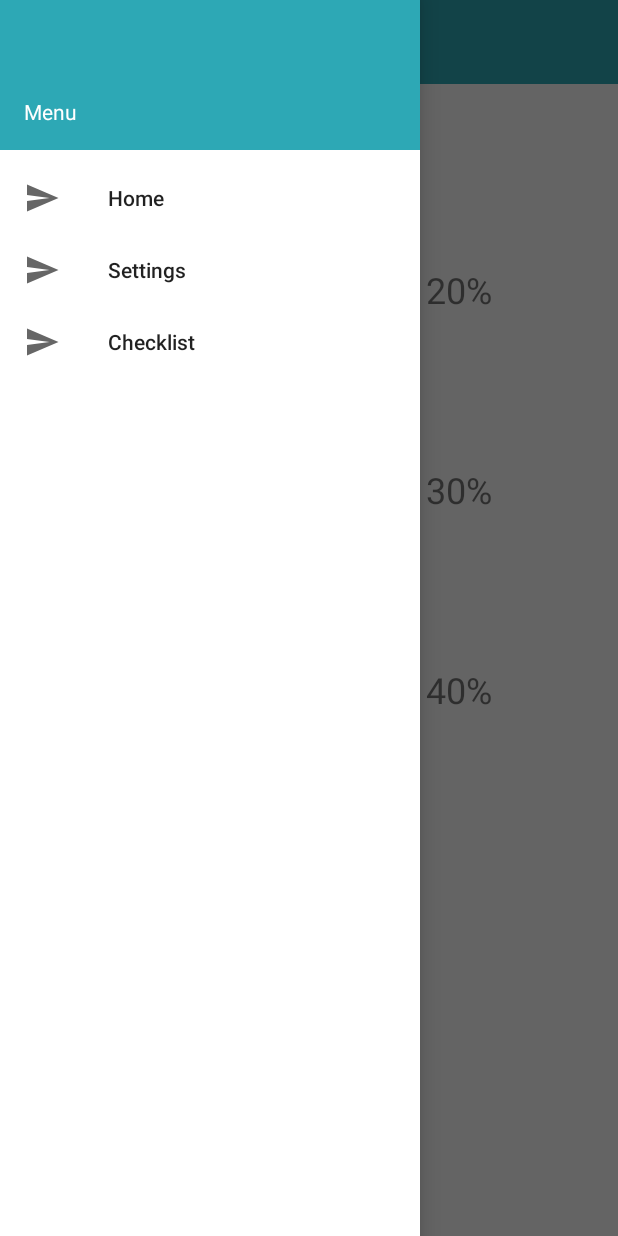
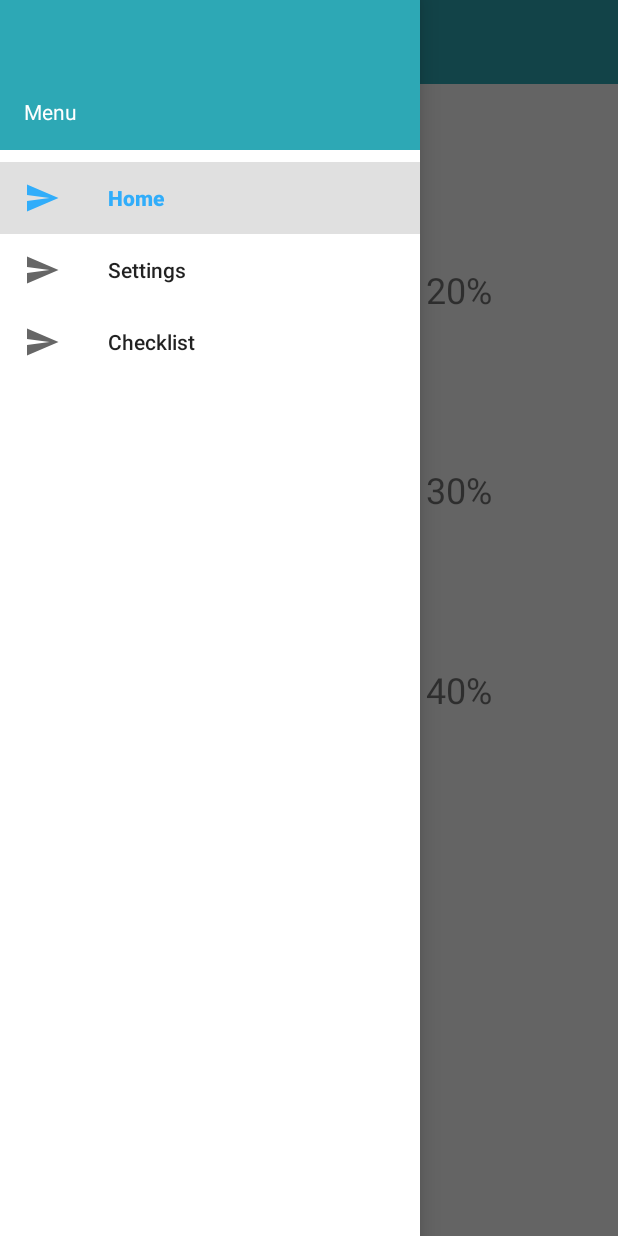
Before and after one commit to Outside2154/GameSense, an Android app: the screen it shows after launch (NavActivity), with the side drawer open, on a phone screen of 412 x 824 dp. Run offline under Robolectric (Android 15) with nearby library versions, the phone set to English and light mode, and no system bars.

Commit message:
refactor NavActivity.kt (#12)

```diff
--- /dev/null
+++ b/app/src/main/java/edu/outside2154/gamesense/Util.kt
@@ -0,0 +1,7 @@
+package edu.outside2154.gamesense
+
+import android.support.v4.app.FragmentManager
+import android.support.v4.app.FragmentTransaction
+
+inline fun FragmentManager.transact(func: FragmentTransaction.() -> FragmentTransaction) =
+        beginTransaction().func().commit()
--- a/app/src/main/java/edu/outside2154/gamesense/activity/NavActivity.kt
+++ b/app/src/main/java/edu/outside2154/gamesense/activity/NavActivity.kt
@@ -3,7 +3,6 @@ package edu.outside2154.gamesense.activity
 import android.content.res.Configuration
 import android.os.Bundle
 import android.support.v4.app.Fragment
-import android.view.View
 import android.support.design.widget.NavigationView
 import android.support.v4.widget.DrawerLayout
 import android.support.v7.app.ActionBarDrawerToggle
@@ -15,106 +14,71 @@ import edu.outside2154.gamesense.R
 import edu.outside2154.gamesense.fragment.ChecklistFragment
 import edu.outside2154.gamesense.fragment.HomeFragment
 import edu.outside2154.gamesense.fragment.SettingsFragment
+import edu.outside2154.gamesense.transact
 
-// TODO: Review this.
 class NavActivity : AppCompatActivity() {
-    private var mDrawer: DrawerLayout? = null
-    private var toolbar: Toolbar? = null
-    private var nvDrawer: NavigationView? = null
-
-    // Make sure to be using android.support.v7.app.ActionBarDrawerToggle version.
-    // The android.support.v4.app.ActionBarDrawerToggle has been deprecated.
-    private var drawerToggle: ActionBarDrawerToggle? = null
+    private lateinit var mDrawer: DrawerLayout
+    private lateinit var drawerToggle: ActionBarDrawerToggle
 
     override fun onCreate(savedInstanceState: Bundle?) {
         super.onCreate(savedInstanceState)
         setContentView(R.layout.activity_nav)
 
         // Set a Toolbar to replace the ActionBar.
-        toolbar = findViewById<View>(R.id.toolbar) as Toolbar
+        val toolbar = findViewById<Toolbar>(R.id.toolbar)
         setSupportActionBar(toolbar)
 
-        val tx = supportFragmentManager.beginTransaction()
-        tx.replace(R.id.flContent, HomeFragment())
-        tx.commit()
+        // Find and setup the drawer view.
+        mDrawer = findViewById(R.id.drawer_layout)
+        val nvDrawer = findViewById<NavigationView>(R.id.nvView)
+        nvDrawer.setNavigationItemSelectedListener {
+            selectDrawerItem(it)
+            true  // Display the item as selected.
+        }
 
-        // Find our drawer view
-        mDrawer = findViewById<View>(R.id.drawer_layout) as DrawerLayout
-        nvDrawer = findViewById<View>(R.id.nvView) as NavigationView
-        // Setup drawer view
-        setupDrawerContent(nvDrawer)
+        // Tie DrawerLayout events to a toggle.
+        drawerToggle = ActionBarDrawerToggle(
+                this, mDrawer, toolbar,
+                R.string.drawer_open, R.string.drawer_close)
+        mDrawer.addDrawerListener(drawerToggle)
 
-        toolbar = findViewById<View>(R.id.toolbar) as Toolbar
-        setSupportActionBar(toolbar)
-
-        // Find our drawer view
-        mDrawer = findViewById<View>(R.id.drawer_layout) as DrawerLayout
-        drawerToggle = setupDrawerToggle()
-
-        // Tie DrawerLayout events to the ActionBarToggle
-        mDrawer!!.addDrawerListener(drawerToggle!!)
+        // Initially select the first menu item.
+        selectDrawerItem(nvDrawer.menu.getItem(0))
     }
 
-    private fun setupDrawerToggle(): ActionBarDrawerToggle {
-        // NOTE: Make sure you pass in a valid toolbar reference.  ActionBarDrawToggle() does not require it
-        // and will not render the hamburger icon without it.
-        return ActionBarDrawerToggle(this, mDrawer, toolbar, R.string.drawer_open, R.string.drawer_close)
+    private fun selectDrawerItem(menuItem: MenuItem) {
+        // Create a new fragment based on menu item selected.
+        val fragment = when (menuItem.itemId) {
+            R.id.nav_home_fragment -> HomeFragment()
+            R.id.nav_settings_fragment -> SettingsFragment()
+            R.id.nav_checklist_fragment -> ChecklistFragment()
+            else -> Fragment()  // TODO: replace with a 404 fragment
+        }
+
+        // Insert the fragment by replacing any existing fragment
+        supportFragmentManager.transact { replace(R.id.flContent, fragment) }
+
+        // Update UI state
+        menuItem.isChecked = true
+        title = menuItem.title
+        mDrawer.closeDrawers()
     }
 
     override fun onPostCreate(savedInstanceState: Bundle?) {
         super.onPostCreate(savedInstanceState)
         // Sync the toggle state after onRestoreInstanceState has occurred.
-        drawerToggle!!.syncState()
+        drawerToggle.syncState()
     }
 
     override fun onConfigurationChanged(newConfig: Configuration) {
         super.onConfigurationChanged(newConfig)
-        // Pass any configuration change to the drawer toggles
-        drawerToggle!!.onConfigurationChanged(newConfig)
+        // Pass any configuration change to the drawer toggles.
+        drawerToggle.onConfigurationChanged(newConfig)
     }
-
-    private fun setupDrawerContent(navigationView: NavigationView?) {
-        navigationView!!.setNavigationItemSelectedListener { menuItem ->
-            selectDrawerItem(menuItem)
-            true
-        }
-    }
-
-    fun selectDrawerItem(menuItem: MenuItem) {
-        // Create a new fragment and specify the fragment to show based on nav item clicked
-        var fragment: Fragment? = null
-        val fragmentClass: Class<*>
-        when (menuItem.itemId) {
-            R.id.nav_first_fragment -> fragmentClass = HomeFragment::class.java
-            R.id.nav_second_fragment -> fragmentClass = SettingsFragment::class.java
-            R.id.nav_third_fragment -> fragmentClass = ChecklistFragment::class.java
-            else -> fragmentClass = HomeFragment::class.java
-        }
-
-        try {
-            fragment = fragmentClass.newInstance() as Fragment
-        } catch (e: Exception) {
-            e.printStackTrace()
-        }
-
-        // Insert the fragment by replacing any existing fragment
-        val fragmentManager = supportFragmentManager
-        fragmentManager.beginTransaction().replace(R.id.flContent, fragment).commit()
-
-        // Highlight the selected item has been done by NavigationView
-        menuItem.isChecked = true
-        // Set action bar title
-        title = menuItem.title
-        // Close the navigation drawer
-        mDrawer!!.closeDrawers()
-    }
-
 
     override fun onOptionsItemSelected(item: MenuItem): Boolean {
         // The action bar home/up action should open or close the drawer.
-        return if (drawerToggle!!.onOptionsItemSelected(item)) {
-            true
-        } else super.onOptionsItemSelected(item)
+        return drawerToggle.onOptionsItemSelected(item) || super.onOptionsItemSelected(item)
 
     }
 }
--- a/app/src/main/res/menu/drawer_view.xml
+++ b/app/src/main/res/menu/drawer_view.xml
@@ -5,15 +5,15 @@
         <!-- TODO: Replace these ic_menu_send icons. -->
         <!-- TODO: Don't hardcode text. -->
         <item
-            android:id="@+id/nav_first_fragment"
+            android:id="@+id/nav_home_fragment"
             android:icon="@drawable/ic_menu_send"
-            android:title="Home">@style/customActionBar</item>
+            android:title="Home" />
         <item
-            android:id="@+id/nav_second_fragment"
+            android:id="@+id/nav_settings_fragment"
             android:icon="@drawable/ic_menu_send"
             android:title="Settings" />
         <item
-            android:id="@+id/nav_third_fragment"
+            android:id="@+id/nav_checklist_fragment"
             android:icon="@drawable/ic_menu_send"
             android:title="Checklist" />
     </group>
```
